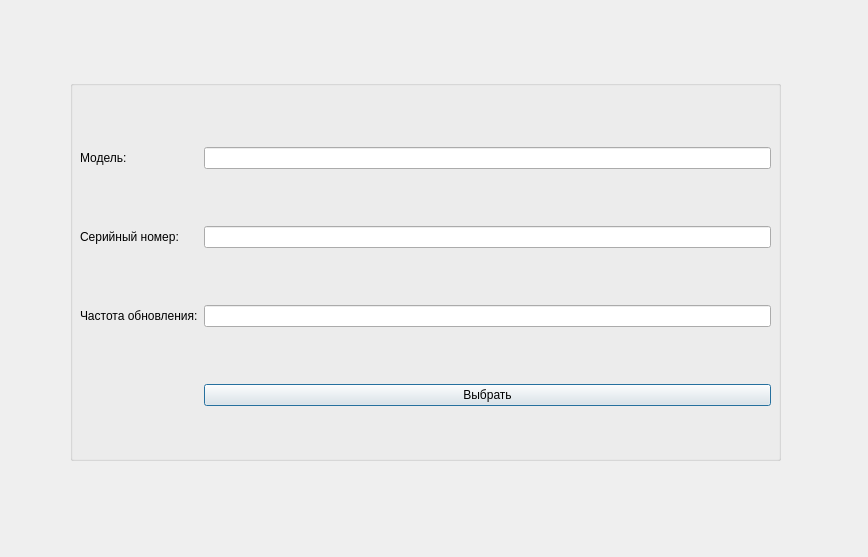
Qt form dialog.ui (Semyon1968/GNSS-receiver-imitator) before a commit.
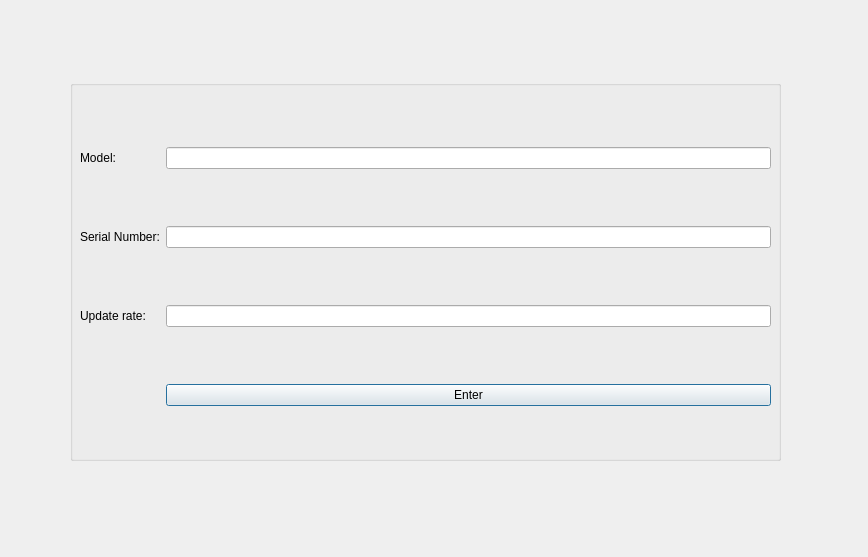
The same form after that commit.

What changed in the file:
```diff
--- a/dialog.ui
+++ b/dialog.ui
@@ -25,7 +25,7 @@
    <property name="title">
     <string/>
    </property>
-   <widget class="QWidget" name="">
+   <widget class="QWidget" name="layoutWidget">
     <property name="geometry">
      <rect>
       <x>10</x>
@@ -38,7 +38,7 @@
      <item row="2" column="0" colspan="2">
       <widget class="QLabel" name="label_3">
        <property name="text">
-        <string>Частота обновления:</string>
+        <string>Update rate:</string>
        </property>
       </widget>
      </item>
@@ -48,7 +48,7 @@
      <item row="3" column="2">
       <widget class="QPushButton" name="ButtonEnter">
        <property name="text">
-        <string>Выбрать</string>
+        <string>Enter</string>
        </property>
       </widget>
      </item>
@@ -61,14 +61,14 @@
      <item row="0" column="0" colspan="2">
       <widget class="QLabel" name="label_2">
        <property name="text">
-        <string>Модель:</string>
+        <string>Model:</string>
        </property>
       </widget>
      </item>
      <item row="1" column="0" colspan="2">
       <widget class="QLabel" name="label">
        <property name="text">
-        <string>Серийный номер:</string>
+        <string>Serial Number:</string>
        </property>
       </widget>
      </item>
```
